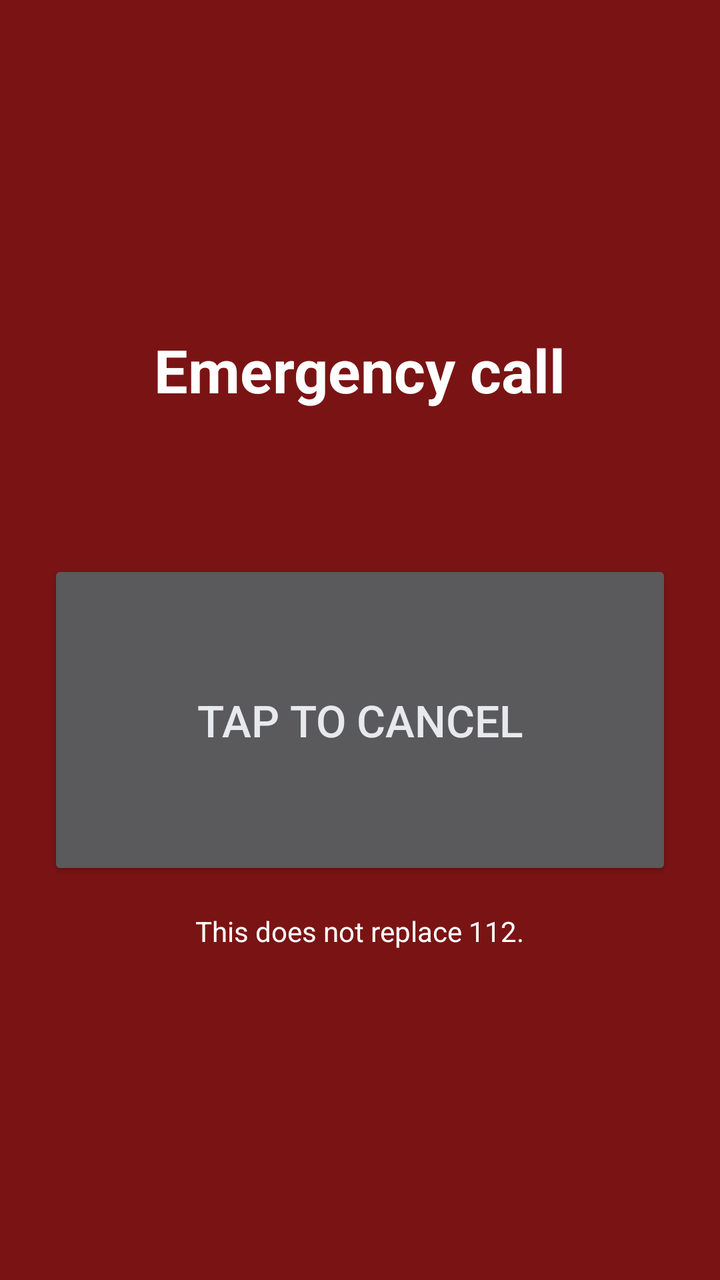
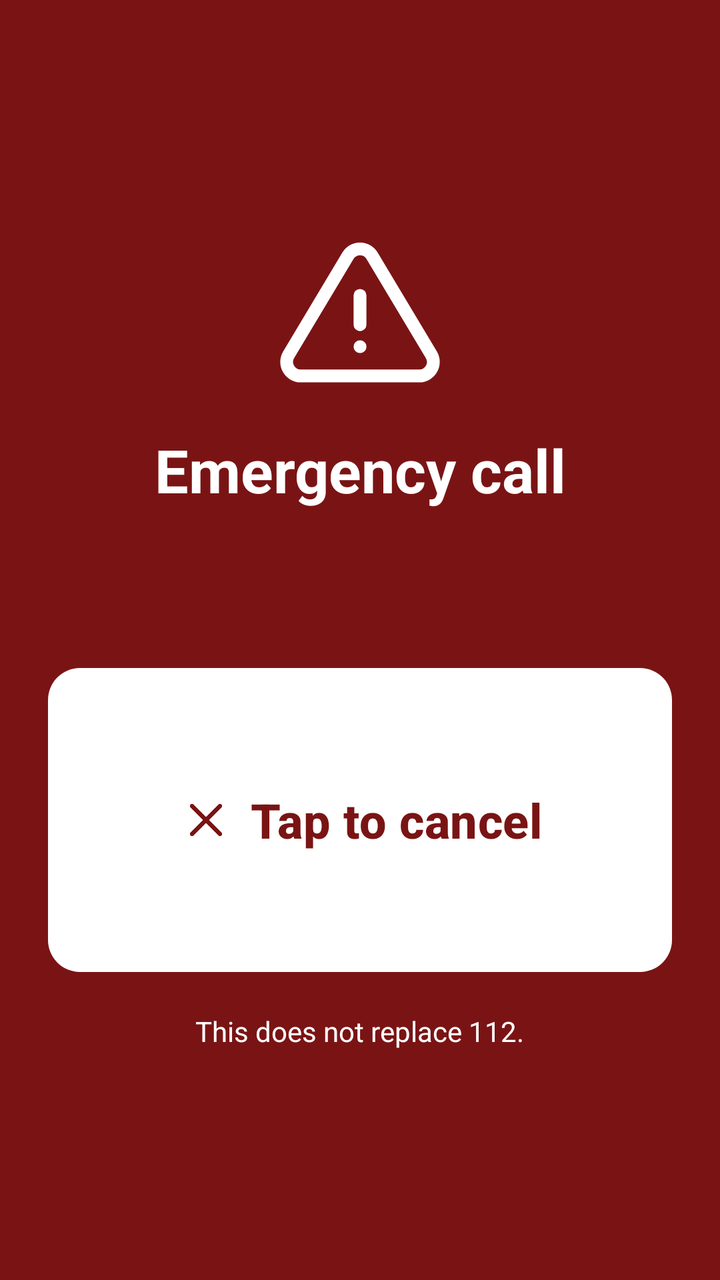

Before-and-after screenshots of an Android layout around one commit, followed by the original layout XML and the change that was made.
<!-- AndroidManifest.xml: application theme Theme.PiGuard -->
<!-- res/layout/activity_emergency.xml -->
<?xml version="1.0" encoding="utf-8"?>
<LinearLayout xmlns:android="http://schemas.android.com/apk/res/android" android:layout_width="match_parent" android:layout_height="match_parent" android:orientation="vertical" android:gravity="center" android:padding="24dp" android:background="#7A1414">
    <TextView android:layout_width="wrap_content" android:layout_height="wrap_content" android:text="@string/emergency_title" android:textColor="#FFFFFF" android:textSize="30sp" android:textStyle="bold" />
    <TextView android:id="@+id/count" android:layout_width="wrap_content" android:layout_height="wrap_content" android:layout_marginTop="16dp" android:gravity="center" android:textColor="#FFFFFF" android:textSize="20sp" />
    <Button android:id="@+id/cancel" android:layout_width="match_parent" android:layout_height="160dp" android:layout_marginTop="32dp" android:text="@string/emergency_cancel" android:textSize="22sp" />
    <TextView android:layout_width="wrap_content" android:layout_height="wrap_content" android:layout_marginTop="16dp" android:text="@string/emergency_note" android:textColor="#FFFFFF" />
</LinearLayout>
<!-- resources referenced by this layout -->
<resources>
  <string name="emergency_cancel">Tap to cancel</string>
  <string name="emergency_note">This does not replace 112.</string>
  <string name="emergency_title">Emergency call</string>
  <style name="Theme.PiGuard" parent="Theme.AppCompat.NoActionBar">
          <item name="colorPrimary">@color/accent</item>
          <item name="colorAccent">@color/accent</item>
          <item name="android:windowBackground">@color/bg</item>
          <item name="android:statusBarColor">@color/bg</item>
          <item name="android:navigationBarColor">@color/bg</item>
          <item name="android:textColor">@color/text</item>
          <item name="android:textColorHint">@color/muted</item>
      </style>
  <color name="accent">#5CB3FF</color>
  <color name="bg">#121418</color>
  <color name="text">#E7E9EC</color>
  <color name="muted">#98A1AD</color>
</resources>

<!-- the commit's change to res/layout/activity_emergency.xml (unified diff, before → after) -->
@@ -1,7 +1,10 @@
 <?xml version="1.0" encoding="utf-8"?>
-<LinearLayout xmlns:android="http://schemas.android.com/apk/res/android" android:layout_width="match_parent" android:layout_height="match_parent" android:orientation="vertical" android:gravity="center" android:padding="24dp" android:background="#7A1414">
-    <TextView android:layout_width="wrap_content" android:layout_height="wrap_content" android:text="@string/emergency_title" android:textColor="#FFFFFF" android:textSize="30sp" android:textStyle="bold" />
+<FrameLayout xmlns:android="http://schemas.android.com/apk/res/android" xmlns:app="http://schemas.android.com/apk/res-auto" android:layout_width="match_parent" android:layout_height="match_parent" android:background="@color/emergency" android:fitsSystemWindows="true">
+<LinearLayout android:layout_width="match_parent" android:layout_height="match_parent" android:orientation="vertical" android:gravity="center" android:padding="24dp">
+    <ImageView android:layout_width="88dp" android:layout_height="88dp" android:src="@drawable/ic_alert_triangle" app:tint="#FFFFFF" android:importantForAccessibility="no" />
+    <TextView android:layout_width="wrap_content" android:layout_height="wrap_content" android:layout_marginTop="12dp" android:gravity="center" android:text="@string/emergency_title" android:textColor="#FFFFFF" android:textSize="30sp" android:textStyle="bold" />
     <TextView android:id="@+id/count" android:layout_width="wrap_content" android:layout_height="wrap_content" android:layout_marginTop="16dp" android:gravity="center" android:textColor="#FFFFFF" android:textSize="20sp" />
-    <Button android:id="@+id/cancel" android:layout_width="match_parent" android:layout_height="160dp" android:layout_marginTop="32dp" android:text="@string/emergency_cancel" android:textSize="22sp" />
-    <TextView android:layout_width="wrap_content" android:layout_height="wrap_content" android:layout_marginTop="16dp" android:text="@string/emergency_note" android:textColor="#FFFFFF" />
+    <Button android:id="@+id/cancel" android:layout_width="match_parent" android:layout_height="160dp" android:layout_marginTop="32dp" android:text="@string/emergency_cancel" android:textColor="@color/emergency" android:textSize="24sp" android:textStyle="bold" app:backgroundTint="#FFFFFF" app:cornerRadius="16dp" app:icon="@drawable/ic_x" app:iconSize="28dp" app:iconTint="@color/emergency" />
+    <TextView android:layout_width="wrap_content" android:layout_height="wrap_content" android:layout_marginTop="16dp" android:gravity="center" android:text="@string/emergency_note" android:textColor="#FFFFFF" />
 </LinearLayout>
+</FrameLayout>
<!-- resource entries referenced after the edit -->
@@ -1,20 +1,42 @@
 <!-- resources referenced by this layout -->
 <resources>
+  <color name="emergency">#7A1414</color>
+  <!-- drawable ic_alert_triangle (drawable) -->
+  <vector xmlns:android="http://schemas.android.com/apk/res/android" android:width="24dp" android:height="24dp" android:viewportWidth="24" android:viewportHeight="24"><path android:pathData="M12 9v4" android:strokeColor="@color/text" android:strokeWidth="1.75" android:strokeLineCap="round" android:strokeLineJoin="round" android:fillColor="#00000000"/><path android:pathData="M10.363 3.591l-8.106 13.534a1.914 1.914 0 0 0 1.636 2.871h16.214a1.914 1.914 0 0 0 1.636 -2.87l-8.106 -13.536a1.914 1.914 0 0 0 -3.274 0z" android:strokeColor="@color/text" android:strokeWidth="1.75" android:strokeLineCap="round" android:strokeLineJoin="round" android:fillColor="#00000000"/><path android:pathData="M12 16h.01" android:strokeColor="@color/text" android:strokeWidth="1.75" android:strokeLineCap="round" android:strokeLineJoin="round" android:fillColor="#00000000"/></vector>
+  <!-- drawable ic_x (drawable) -->
+  <vector xmlns:android="http://schemas.android.com/apk/res/android" android:width="24dp" android:height="24dp" android:viewportWidth="24" android:viewportHeight="24"><path android:pathData="M18 6l-12 12" android:strokeColor="@color/text" android:strokeWidth="1.75" android:strokeLineCap="round" android:strokeLineJoin="round" android:fillColor="#00000000"/><path android:pathData="M6 6l12 12" android:strokeColor="@color/text" android:strokeWidth="1.75" android:strokeLineCap="round" android:strokeLineJoin="round" android:fillColor="#00000000"/></vector>
   <string name="emergency_cancel">Tap to cancel</string>
   <string name="emergency_note">This does not replace 112.</string>
   <string name="emergency_title">Emergency call</string>
-  <style name="Theme.PiGuard" parent="Theme.AppCompat.NoActionBar">
+  <style name="Theme.PiGuard" parent="Theme.Material3.Dark.NoActionBar">
           <item name="colorPrimary">@color/accent</item>
-          <item name="colorAccent">@color/accent</item>
+          <item name="colorOnPrimary">@color/accent_ink</item>
+          <item name="colorSecondaryContainer">@color/surface2</item>
+          <item name="colorOnSecondaryContainer">@color/text</item>
+          <item name="colorSurface">@color/surface</item>
+          <item name="colorSurfaceContainerHigh">@color/surface2</item>
+          <item name="colorOnSurface">@color/text</item>
+          <item name="colorOnSurfaceVariant">@color/muted</item>
+          <item name="colorOutline">@color/muted</item>
+          <item name="colorOutlineVariant">@color/line</item>
+          <item name="colorError">@color/danger</item>
+          <item name="android:colorBackground">@color/bg</item>
           <item name="android:windowBackground">@color/bg</item>
           <item name="android:statusBarColor">@color/bg</item>
           <item name="android:navigationBarColor">@color/bg</item>
-          <item name="android:textColor">@color/text</item>
-          <item name="android:textColorHint">@color/muted</item>
+          <item name="materialButtonStyle">@style/Button</item>
       </style>
   <color name="accent">#5CB3FF</color>
+  <color name="accent_ink">#0B1A29</color>
+  <color name="surface2">#22262E</color>
+  <color name="surface">#1A1D23</color>
   <color name="bg">#121418</color>
+  <style name="Button" parent="Widget.Material3.Button">
+          <item name="cornerRadius">10dp</item><item name="android:minHeight">52dp</item><item name="android:textAllCaps">false</item><item name="android:textSize">15sp</item><item name="iconGravity">textStart</item><item name="iconPadding">8dp</item>
+      </style>
   <color name="text">#E7E9EC</color>
   <color name="muted">#98A1AD</color>
+  <color name="line">#2C313A</color>
+  <color name="danger">#FF6B6B</color>
 </resources>
 
